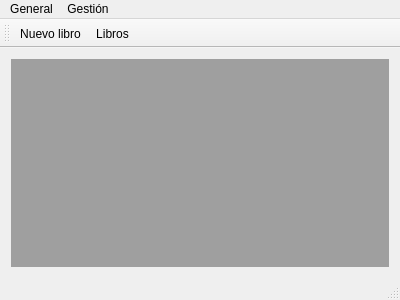
Old version of the form mainwindow.ui in the repository rogorido/libroskop.
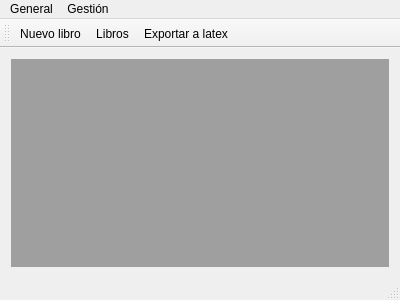
New version of the form. Icons and pictures are not drawn.

Commit message: Más iconos, etc.

Diff of the .ui file:
```diff
--- a/mainwindow.ui
+++ b/mainwindow.ui
@@ -55,6 +55,7 @@
    </attribute>
    <addaction name="actionNuevoLibro"/>
    <addaction name="actionLibros"/>
+   <addaction name="actionExportarLatex"/>
   </widget>
   <widget class="QStatusBar" name="statusBar"/>
   <action name="actionNuevoLibro">
@@ -83,6 +84,15 @@
     <string>Libros</string>
    </property>
   </action>
+  <action name="actionExportarLatex">
+   <property name="icon">
+    <iconset resource="icons.qrc">
+     <normaloff>:/icons/icons/network-transmit-receive.png</normaloff>:/icons/icons/network-transmit-receive.png</iconset>
+   </property>
+   <property name="text">
+    <string>Exportar a latex</string>
+   </property>
+  </action>
  </widget>
  <layoutdefault spacing="6" margin="11"/>
  <resources>
```
Left out of the diff: 1 changed line with no effect on the pictures. The commit also changes 1 other file.
